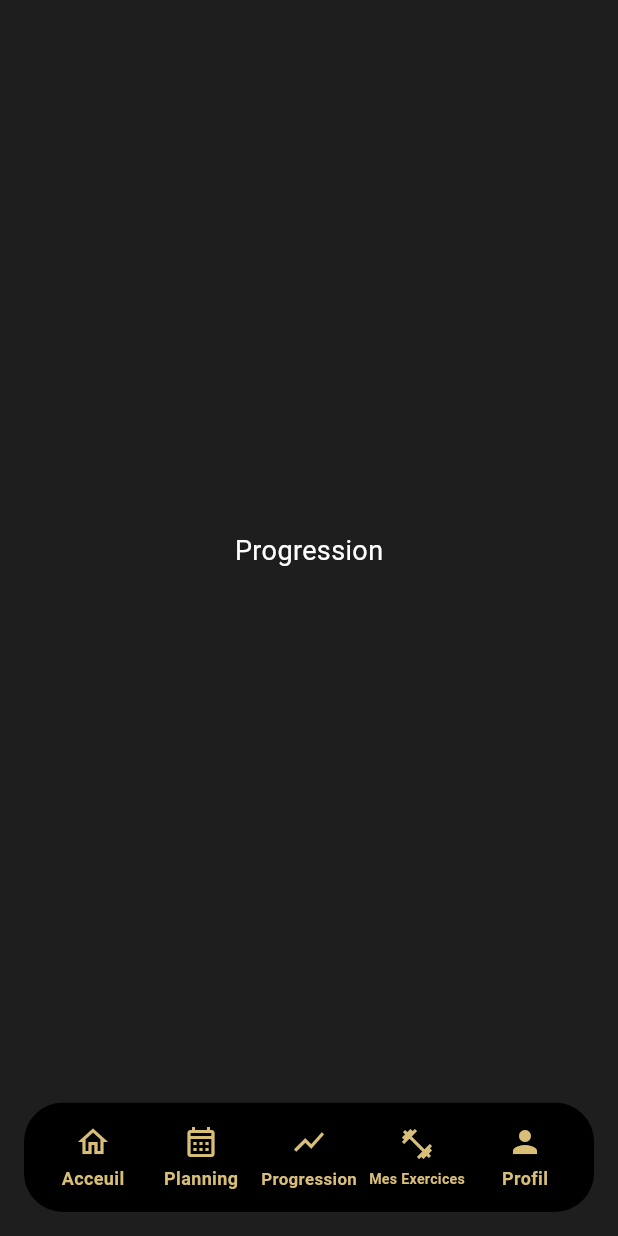
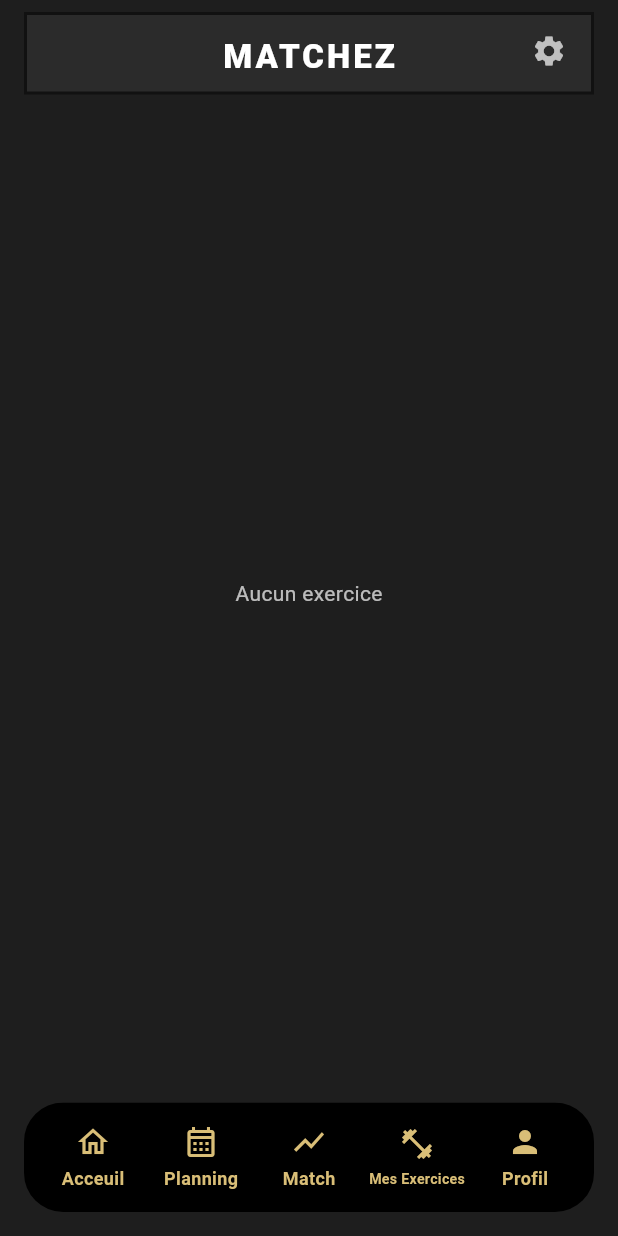
Before and after one commit to yanitttt/Zenith, a Flutter app: the screen it shows after launch, item 3 of the bottom bar chosen, on a phone screen of 412 x 824 dp. Run offline on Flutter 3.47's test engine with Material 3 defaults, Android fonts, the phone set to English and light mode, and no system bars; our stand-ins replace drift; accounts and stored records are empty; generated files the repository leaves out were written again.

Commit message:
Ajout de l'interface pour matcher des exercices

```diff
--- /dev/null
+++ b/lib/ui/pages/match_page.dart
@@ -0,0 +1,131 @@
+import 'package:flutter/material.dart';
+import '../../data/db/app_db.dart';
+import '../theme/app_theme.dart';
+import '../../data/repositories/exercise_repository.dart';
+import '../widgets/match/exercise_swipe_card.dart';
+
+class MatchPage extends StatefulWidget {
+  final AppDb db;
+  const MatchPage({super.key, required this.db});
+
+  @override
+  State<MatchPage> createState() => _MatchPageState();
+}
+
+class _MatchPageState extends State<MatchPage> {
+  late final ExerciseRepository repo;
+  final PageController _controller = PageController();
+
+  int _current = 0;
+
+  @override
+  void initState() {
+    super.initState();
+    repo = ExerciseRepository(widget.db);
+  }
+
+  void _next() {
+    if (!_controller.hasClients) return;
+    _controller.nextPage(duration: const Duration(milliseconds: 250), curve: Curves.easeOut);
+  }
+
+  void _prev() {
+    if (!_controller.hasClients) return;
+    _controller.previousPage(duration: const Duration(milliseconds: 250), curve: Curves.easeOut);
+  }
+
+  @override
+  Widget build(BuildContext context) {
+    return Scaffold(
+      backgroundColor: AppTheme.scaffold,
+      body: SafeArea(
+        child: Padding(
+          padding: const EdgeInsets.fromLTRB(16, 8, 16, 8),
+          child: Column(
+            children: [
+              // Header sombre avec engrenage (comme la maquette)
+              Container(
+                decoration: BoxDecoration(
+                  color: AppTheme.surface,
+                  border: Border.all(color: const Color(0xFF111111), width: 2),
+                ),
+                padding: const EdgeInsets.fromLTRB(16, 12, 16, 8),
+                child: Stack(
+                  children: [
+                    const Align(
+                      alignment: Alignment.topCenter,
+                      child: Text(
+                        'MATCHEZ',
+                        style: TextStyle(
+                          color: Colors.white,
+                          letterSpacing: 2,
+                          fontWeight: FontWeight.w800,
+                          fontSize: 22,
+                        ),
+                      ),
+                    ),
+                    const Align(
+                      alignment: Alignment.topRight,
+                      child: Icon(Icons.settings, color: Colors.white70),
+                    ),
+                  ],
+                ),
+              ),
+              const SizedBox(height: 10),
+
+              // Liste des cartes (tous les exos)
+              Expanded(
+                child: StreamBuilder<List<ExerciseData>>(
+                  stream: repo.watchAll(),
+                  builder: (context, snap) {
+                    if (snap.connectionState == ConnectionState.waiting) {
+                      return const Center(child: CircularProgressIndicator());
+                    }
+                    final exercises = snap.data ?? [];
+                    if (exercises.isEmpty) {
+                      return const Center(
+                        child: Text('Aucun exercice', style: TextStyle(color: Colors.white70)),
+                      );
+                    }
+
+                    return PageView.builder(
+                      controller: _controller,
+                      onPageChanged: (i) => setState(() => _current = i),
+                      itemCount: exercises.length,
+                      itemBuilder: (_, i) {
+                        final e = exercises[i];
+                        return ExerciseSwipeCard(
+                          exercise: e,
+                          // Image fixe pour l’instant
+                          imageProvider: const AssetImage('assets/images/exercises/default.jpg'),
+                          onLike: () {
+                            // TODO: persister le like si tu veux (UserFeedback)
+                            _next();
+                          },
+                          onDislike: () {
+                            // TODO: persister le dislike si tu veux
+                            _next();
+                          },
+                          onUndo: () {
+                            _prev();
+                          },
+                        );
+                      },
+                    );
+                  },
+                ),
+              ),
+
+              // Optionnel : petit indicateur (page X/Y)
+              const SizedBox(height: 8),
+              Text(
+                '$_current',
+                style: const TextStyle(color: Colors.transparent, fontSize: 1), // discret/placeholder
+              ),
+            ],
+          ),
+        ),
+      ),
+    );
+  }
+}
--- a/lib/ui/pages/root_shell.dart
+++ b/lib/ui/pages/root_shell.dart
@@ -1,4 +1,5 @@
 import 'package:flutter/material.dart';
+import 'package:recommandation_mobile/ui/pages/match_page.dart';
 import '../../data/db/app_db.dart';
 import '../theme/app_theme.dart';
 import '../widgets/bottom_nav/bottom_nav_bar.dart';
@@ -21,7 +22,7 @@ class _RootShellState extends State<RootShell> {
     final pages = [
       const DashboardPage(),
       const _PlaceholderPage(title: 'Planning'),
-      const _PlaceholderPage(title: 'Progression'),
+      MatchPage(db: widget.db),
       ExercisesPage(db: widget.db), // ← Mes Exercices
       const _PlaceholderPage(title: 'Profil'),
     ];
@@ -29,7 +30,7 @@ class _RootShellState extends State<RootShell> {
     final items = const [
       BottomNavItem(icon: Icons.home_outlined, label: 'Acceuil'),
       BottomNavItem(icon: Icons.calendar_month_outlined, label: 'Planning'),
-      BottomNavItem(icon: Icons.show_chart, label: 'Progression'),
+      BottomNavItem(icon: Icons.show_chart, label: 'Match'),
       BottomNavItem(icon: Icons.fitness_center, label: 'Mes Exercices'),
       BottomNavItem(icon: Icons.person, label: 'Profil'),
     ];
--- a/pubspec.yaml
+++ b/pubspec.yaml
@@ -68,6 +68,7 @@ flutter:
   assets:
     - assets/illustrations/highfive.svg
     - assets/db/bdd_recommandation_v2.db
+    - assets/images/exercises/default.jpg
 
   # To add assets to your application, add an assets section, like this:
   # assets:
```
Also changed, not shown: lib/ui/widgets/match/exercise_swipe_card.dart (added, +212 -0 lines), 1 other file.
